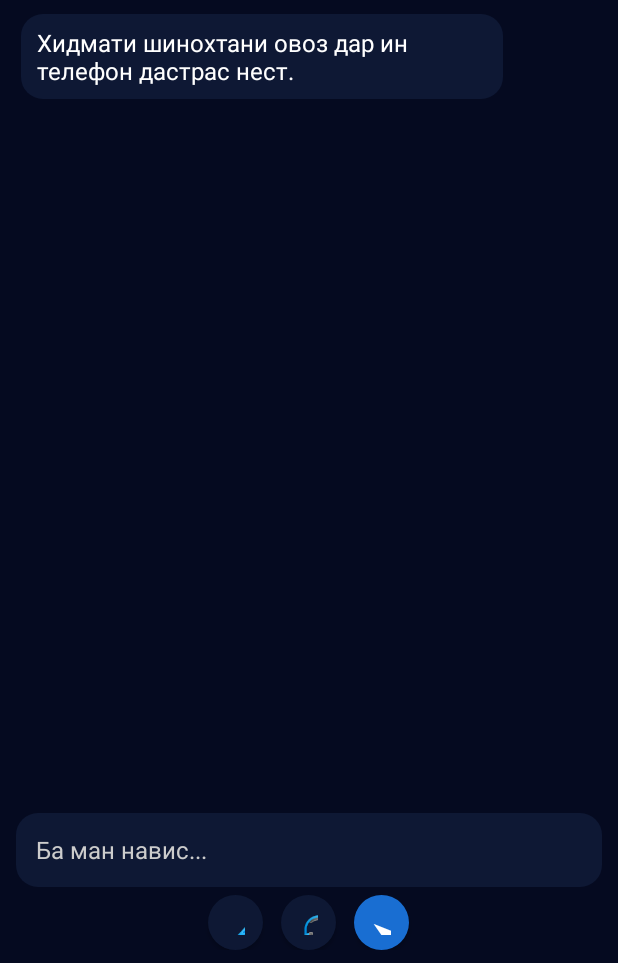
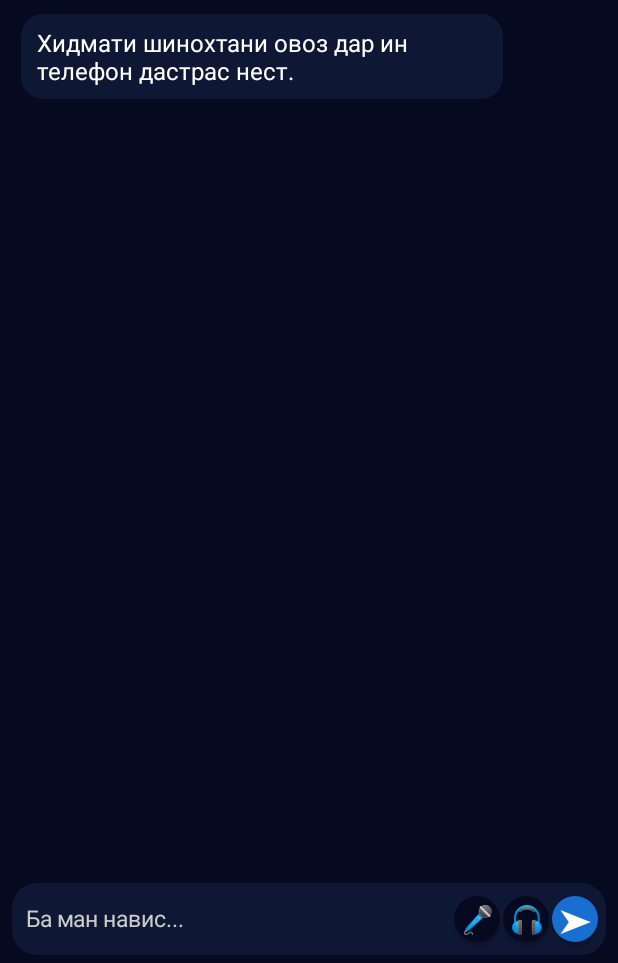
Before and after one commit to magacha2005/DugonikAI, an Android app: the screen it shows after launch (MainActivity), after a tap on an icon or button, on a phone screen of 412 x 824 dp, the part 273-1236 px from its top. Run offline under Robolectric (Android 15) with nearby library versions, the phone set to English and light mode, and no system bars.

Commit message:
Move chat controls beside message input

```diff
--- a/app/src/main/java/com/dugonik/ai/MainActivity.java
+++ b/app/src/main/java/com/dugonik/ai/MainActivity.java
@@ -133,48 +133,48 @@ public class MainActivity extends Activity {
         }
 
         LinearLayout bottom = new LinearLayout(this);
-        bottom.setOrientation(LinearLayout.VERTICAL);
-        bottom.setPadding(4, 5, 4, 5);
-
-        LinearLayout inputBox = new LinearLayout(this);
-        inputBox.setGravity(Gravity.CENTER_VERTICAL);
-        inputBox.setPadding(14, 5, 14, 5);
-        inputBox.setBackground(shape(panel, 22));
+        bottom.setGravity(Gravity.CENTER_VERTICAL);
+        bottom.setPadding(8, 5, 8, 5);
+        bottom.setBackground(shape(panel, 25));
 
         input = new EditText(this);
         input.setHint("Ба ман навис...");
         input.setTextColor(Color.WHITE);
         input.setHintTextColor(Color.LTGRAY);
-        input.setTextSize(16);
+        input.setTextSize(15);
         input.setSingleLine(false);
-        input.setMaxLines(4);
+        input.setMaxLines(3);
         input.setBackgroundColor(Color.TRANSPARENT);
-        inputBox.addView(input, new LinearLayout.LayoutParams(-1, -2));
-
-        bottom.addView(inputBox, new LinearLayout.LayoutParams(-1, -2));
-
-        LinearLayout actions = new LinearLayout(this);
-        actions.setGravity(Gravity.CENTER);
-        actions.setPadding(0, 8, 0, 0);
+        bottom.addView(input, new LinearLayout.LayoutParams(0, -2, 1));
 
         Button mic = new Button(this);
         mic.setText("🎤");
-        mic.setTextSize(20);
+        mic.setTextSize(18);
+        mic.setAllCaps(false);
         mic.setTextColor(Color.WHITE);
-        mic.setBackground(shape(panel, 50));
-        actions.addView(mic, new LinearLayout.LayoutParams(55, 55));
+        mic.setMinWidth(0);
+        mic.setMinHeight(0);
+        mic.setPadding(0, 0, 0, 0);
+        mic.setBackground(shape(bg, 50));
+        LinearLayout.LayoutParams micParams =
+                new LinearLayout.LayoutParams(46, 46);
+        micParams.leftMargin = 3;
+        bottom.addView(mic, micParams);
         mic.setOnClickListener(v -> startVoiceInput());
 
         Button voice = new Button(this);
         voice.setText("🎧");
-        voice.setTextSize(20);
+        voice.setTextSize(18);
+        voice.setAllCaps(false);
         voice.setTextColor(Color.WHITE);
-        voice.setBackground(shape(panel, 50));
+        voice.setMinWidth(0);
+        voice.setMinHeight(0);
+        voice.setPadding(0, 0, 0, 0);
+        voice.setBackground(shape(bg, 50));
         LinearLayout.LayoutParams voiceParams =
-                new LinearLayout.LayoutParams(55, 55);
-        voiceParams.leftMargin = 18;
-        voiceParams.rightMargin = 18;
-        actions.addView(voice, voiceParams);
+                new LinearLayout.LayoutParams(46, 46);
+        voiceParams.leftMargin = 3;
+        bottom.addView(voice, voiceParams);
         voice.setOnClickListener(v ->
                 Toast.makeText(this,
                         "Овози зинда дар қадами оянда фаъол мешавад.",
@@ -182,12 +182,17 @@ public class MainActivity extends Activity {
 
         Button send = new Button(this);
         send.setText("➤");
-        send.setTextSize(23);
+        send.setTextSize(22);
+        send.setAllCaps(false);
         send.setTextColor(Color.WHITE);
+        send.setMinWidth(0);
+        send.setMinHeight(0);
+        send.setPadding(0, 0, 0, 0);
         send.setBackground(shape(blue, 50));
-        actions.addView(send, new LinearLayout.LayoutParams(55, 55));
-
-        bottom.addView(actions);
+        LinearLayout.LayoutParams sendParams =
+                new LinearLayout.LayoutParams(46, 46);
+        sendParams.leftMargin = 3;
+        bottom.addView(send, sendParams);
 
         LinearLayout.LayoutParams bp =
                 new LinearLayout.LayoutParams(-1, -2);
```
